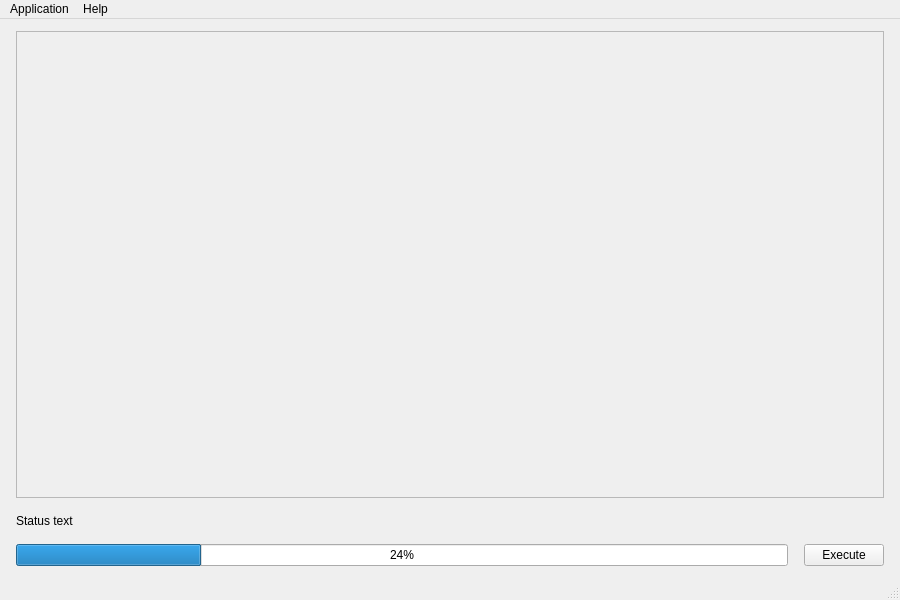
Qt form Modules/Wrappers/QtWidget/src/appmainwindow.ui (orfeotoolbox/OTB) before a commit.
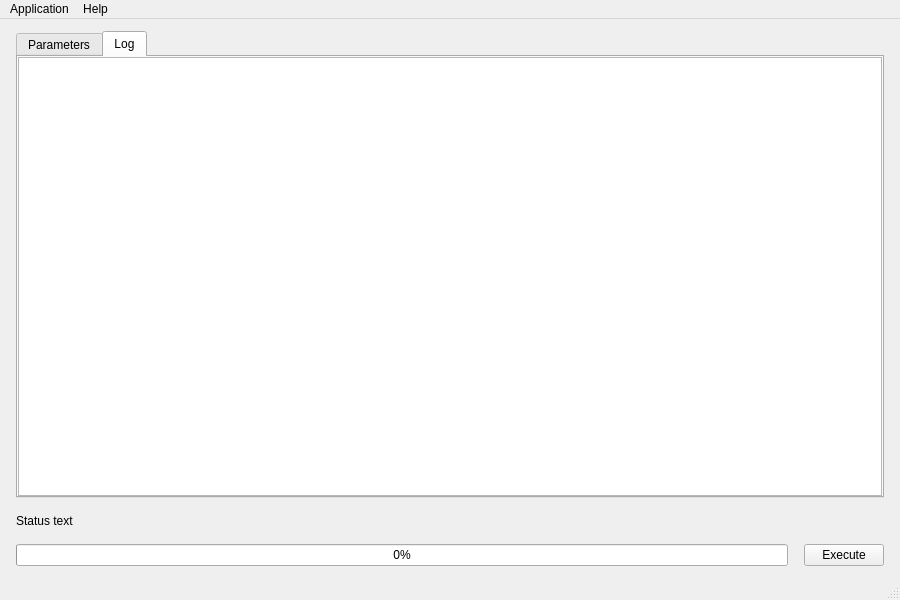
The same form after that commit. The open tabs and pages were chosen to show the change. Icons and pictures are not drawn. Custom widgets are drawn as their Qt base class.

Commit message: wip move tab and log widget to mainwindow and refactor exception handling

What changed in the file:
```diff
--- a/Modules/Wrappers/QtWidget/src/appmainwindow.ui
+++ b/Modules/Wrappers/QtWidget/src/appmainwindow.ui
@@ -35,7 +35,35 @@
      <number>12</number>
     </property>
     <item>
+     <widget class="QTabWidget" name="tabWidget">
+      <property name="currentIndex">
+       <number>0</number>
+      </property>
+      <widget class="QWidget" name="tab1">
+       <attribute name="title">
+        <string>Parameters</string>
+       </attribute>
+       <layout class="QVBoxLayout" name="verticalLayout_2">
+        <property name="spacing">
+         <number>16</number>
+        </property>
+        <property name="leftMargin">
+         <number>0</number>
+        </property>
+        <property name="topMargin">
+         <number>0</number>
+        </property>
+        <property name="rightMargin">
+         <number>0</number>
+        </property>
+        <property name="bottomMargin">
+         <number>0</number>
+        </property>
+        <item>
      <widget class="QScrollArea" name="scrollArea">
+          <property name="frameShape">
+           <enum>QFrame::NoFrame</enum>
+          </property>
       <property name="widgetResizable">
        <bool>true</bool>
       </property>
@@ -44,8 +72,8 @@
         <rect>
          <x>0</x>
          <y>0</y>
-         <width>866</width>
-         <height>454</height>
+             <width>864</width>
+             <height>425</height>
         </rect>
        </property>
        <layout class="QHBoxLayout" name="horizontalLayout_2">
@@ -56,6 +84,39 @@
       </widget>
      </widget>
     </item>
+       </layout>
+      </widget>
+      <widget class="QWidget" name="tab2">
+       <attribute name="title">
+        <string>Log</string>
+       </attribute>
+       <layout class="QVBoxLayout" name="verticalLayout_3">
+        <property name="spacing">
+         <number>16</number>
+        </property>
+        <property name="leftMargin">
+         <number>0</number>
+        </property>
+        <property name="topMargin">
+         <number>0</number>
+        </property>
+        <property name="rightMargin">
+         <number>0</number>
+        </property>
+        <property name="bottomMargin">
+         <number>0</number>
+        </property>
+        <item>
+         <widget class="QPlainTextEdit" name="plainTextEdit">
+          <property name="readOnly">
+           <bool>true</bool>
+          </property>
+         </widget>
+        </item>
+       </layout>
+      </widget>
+     </widget>
+    </item>
     <item>
      <widget class="QLabel" name="message">
       <property name="text">
@@ -80,7 +141,7 @@
          <bool>true</bool>
         </property>
         <property name="value">
-         <number>24</number>
+         <number>0</number>
         </property>
        </widget>
       </item>
```
Left out of the diff: 1 changed line with no effect on the pictures. Lines whose indentation alone changed are shown as unchanged. The commit also changes 5 other files.
